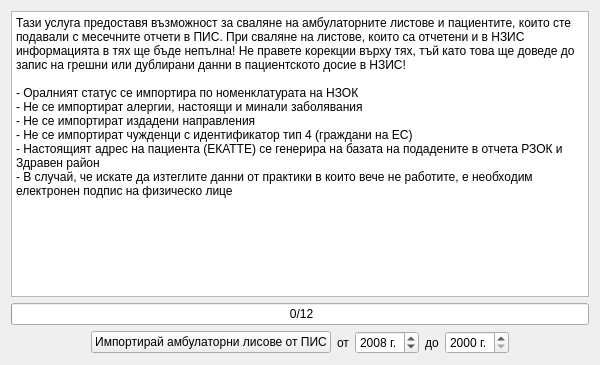
Before: the Qt Designer form src/View/Widgets/PisImportView.ui in thefinalcutbg/DinoDent, drawn with Qt 5.
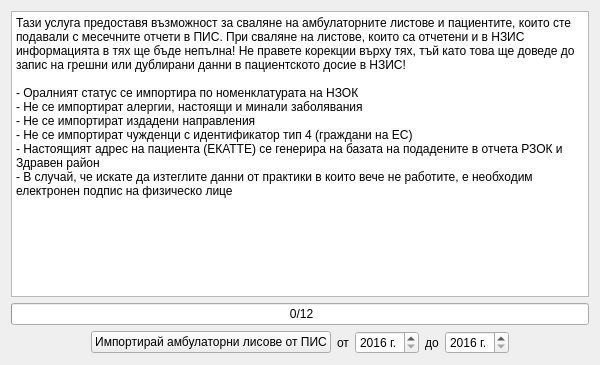
After: the same form once the commit is applied.

```diff
--- a/src/View/Widgets/PisImportView.ui
+++ b/src/View/Widgets/PisImportView.ui
@@ -94,13 +94,13 @@
         <string> г.</string>
        </property>
        <property name="minimum">
-        <number>2000</number>
+        <number>2016</number>
        </property>
        <property name="maximum">
         <number>2050</number>
        </property>
        <property name="value">
-        <number>2008</number>
+        <number>2016</number>
        </property>
       </widget>
      </item>
@@ -117,7 +117,7 @@
         <string> г.</string>
        </property>
        <property name="minimum">
-        <number>2000</number>
+        <number>2016</number>
        </property>
        <property name="maximum">
         <number>2050</number>
```
